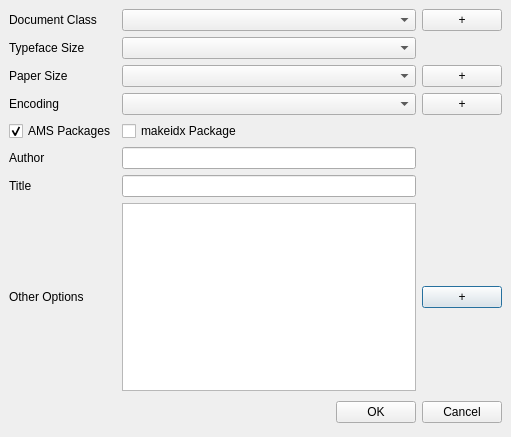
Above: quickdocumentdialog.ui from svn2github/texstudio-trunk before the change. Below: the same form after it.
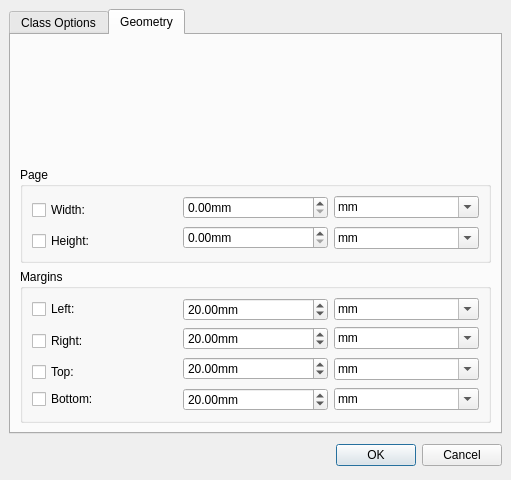
That is the form after the change.

Commit message: added options for  geometry package with graphical preview

Diff of the .ui file:
```diff
--- a/quickdocumentdialog.ui
+++ b/quickdocumentdialog.ui
@@ -1,12 +1,12 @@
 <ui version="4.0" >
  <class>QuickDocumentDialog</class>
- <widget class="QDialog" name="QuickDocumentDialog" >
-  <property name="geometry" >
+ <widget class="QDialog" name="QuickDocumentDialog">
+  <property name="geometry">
    <rect>
     <x>0</x>
     <y>0</y>
     <width>511</width>
-    <height>437</height>
+    <height>480</height>
    </rect>
   </property>
   <layout class="QGridLayout" >
@@ -16,195 +16,14 @@
    <property name="spacing" >
     <number>6</number>
    </property>
-   <item row="0" column="0" >
-    <layout class="QGridLayout" >
-     <property name="margin" >
-      <number>0</number>
-     </property>
-     <property name="spacing" >
+   <item row="1" column="0">
+    <layout class="QHBoxLayout">
+     <property name="spacing">
       <number>6</number>
      </property>
-     <item row="5" column="0" >
-      <widget class="QLabel" name="labelAuthor" >
-       <property name="sizePolicy" >
-        <sizepolicy>
-         <hsizetype>1</hsizetype>
-         <vsizetype>1</vsizetype>
-         <horstretch>0</horstretch>
-         <verstretch>0</verstretch>
-        </sizepolicy>
-       </property>
-       <property name="text" >
-        <string>Author</string>
-       </property>
-      </widget>
-     </item>
-     <item row="7" column="2" >
-      <widget class="QPushButton" name="pushButtonOptions" >
-       <property name="text" >
-        <string>+</string>
-       </property>
-      </widget>
-     </item>
-     <item row="2" column="1" >
-      <widget class="QComboBox" name="comboBoxPaper" />
-     </item>
-     <item row="0" column="0" >
-      <widget class="QLabel" name="labelClass" >
-       <property name="sizePolicy" >
-        <sizepolicy>
-         <hsizetype>1</hsizetype>
-         <vsizetype>1</vsizetype>
-         <horstretch>0</horstretch>
-         <verstretch>0</verstretch>
-        </sizepolicy>
-       </property>
-       <property name="text" >
-        <string>Document Class</string>
-       </property>
-      </widget>
-     </item>
-     <item row="5" column="1" >
-      <widget class="QLineEdit" name="lineEditAuthor" />
-     </item>
-     <item row="0" column="2" >
-      <widget class="QPushButton" name="pushButtonClass" >
-       <property name="text" >
-        <string>+</string>
-       </property>
-      </widget>
-     </item>
-     <item row="1" column="1" >
-      <widget class="QComboBox" name="comboBoxSize" />
-     </item>
-     <item row="6" column="0" >
-      <widget class="QLabel" name="labelTitle" >
-       <property name="sizePolicy" >
-        <sizepolicy>
-         <hsizetype>1</hsizetype>
-         <vsizetype>1</vsizetype>
-         <horstretch>0</horstretch>
-         <verstretch>0</verstretch>
-        </sizepolicy>
-       </property>
-       <property name="text" >
-        <string>Title</string>
-       </property>
-      </widget>
-     </item>
-     <item row="4" column="0" >
-      <widget class="QCheckBox" name="checkBoxAMS" >
-       <property name="text" >
-        <string>AMS Packages</string>
-       </property>
-       <property name="checked" >
-        <bool>true</bool>
-       </property>
-      </widget>
-     </item>
-     <item row="3" column="2" >
-      <widget class="QPushButton" name="pushButtonEncoding" >
-       <property name="text" >
-        <string>+</string>
-       </property>
-      </widget>
-     </item>
-     <item row="0" column="1" >
-      <widget class="QComboBox" name="comboBoxClass" />
-     </item>
-     <item row="1" column="0" >
-      <widget class="QLabel" name="labelSize" >
-       <property name="sizePolicy" >
-        <sizepolicy>
-         <hsizetype>1</hsizetype>
-         <vsizetype>1</vsizetype>
-         <horstretch>0</horstretch>
-         <verstretch>0</verstretch>
-        </sizepolicy>
-       </property>
-       <property name="text" >
-        <string>Typeface Size</string>
-       </property>
-      </widget>
-     </item>
-     <item row="6" column="1" >
-      <widget class="QLineEdit" name="lineEditTitle" />
-     </item>
-     <item row="2" column="0" >
-      <widget class="QLabel" name="labelPaper" >
-       <property name="sizePolicy" >
-        <sizepolicy>
-         <hsizetype>1</hsizetype>
-         <vsizetype>1</vsizetype>
-         <horstretch>0</horstretch>
-         <verstretch>0</verstretch>
-        </sizepolicy>
-       </property>
-       <property name="text" >
-        <string>Paper Size</string>
-       </property>
-      </widget>
-     </item>
-     <item row="7" column="0" >
-      <widget class="QLabel" name="labelOptions" >
-       <property name="sizePolicy" >
-        <sizepolicy>
-         <hsizetype>1</hsizetype>
-         <vsizetype>1</vsizetype>
-         <horstretch>0</horstretch>
-         <verstretch>0</verstretch>
-        </sizepolicy>
-       </property>
-       <property name="text" >
-        <string>Other Options</string>
-       </property>
-      </widget>
-     </item>
-     <item row="7" column="1" >
-      <widget class="QListWidget" name="listWidgetOptions" />
-     </item>
-     <item row="3" column="0" >
-      <widget class="QLabel" name="labelEncoding" >
-       <property name="sizePolicy" >
-        <sizepolicy>
-         <hsizetype>1</hsizetype>
-         <vsizetype>1</vsizetype>
-         <horstretch>0</horstretch>
-         <verstretch>0</verstretch>
-        </sizepolicy>
-       </property>
-       <property name="text" >
-        <string>Encoding</string>
-       </property>
-      </widget>
-     </item>
-     <item row="4" column="1" >
-      <widget class="QCheckBox" name="checkBoxIDX" >
-       <property name="text" >
-        <string>makeidx Package</string>
-       </property>
-      </widget>
-     </item>
-     <item row="3" column="1" >
-      <widget class="QComboBox" name="comboBoxEncoding" />
-     </item>
-     <item row="2" column="2" >
-      <widget class="QPushButton" name="pushButtonPaper" >
-       <property name="text" >
-        <string>+</string>
-       </property>
-      </widget>
-     </item>
-    </layout>
-   </item>
-   <item row="1" column="0" >
-    <layout class="QHBoxLayout" >
-     <property name="margin" >
+     <property name="margin">
       <number>0</number>
      </property>
-     <property name="spacing" >
-      <number>6</number>
-     </property>
      <item>
       <spacer>
        <property name="orientation" >
@@ -219,21 +38,573 @@
       </spacer>
      </item>
      <item>
-      <widget class="QPushButton" name="okButton" >
-       <property name="text" >
+      <widget class="QPushButton" name="okButton">
+       <property name="text">
         <string>OK</string>
        </property>
       </widget>
      </item>
      <item>
-      <widget class="QPushButton" name="cancelButton" >
-       <property name="text" >
+      <widget class="QPushButton" name="cancelButton">
+       <property name="text">
         <string>Cancel</string>
        </property>
       </widget>
      </item>
     </layout>
    </item>
+   <item row="0" column="0">
+    <widget class="QTabWidget" name="tabWidget">
+     <property name="currentIndex">
+      <number>1</number>
+     </property>
+     <widget class="QWidget" name="tab">
+      <attribute name="title">
+       <string>Class Options</string>
+      </attribute>
+      <layout class="QHBoxLayout" name="horizontalLayout">
+       <item>
+        <layout class="QGridLayout" name="_2">
+         <property name="margin">
+          <number>0</number>
+         </property>
+         <property name="spacing">
+          <number>6</number>
+         </property>
+         <item row="5" column="0">
+          <widget class="QLabel" name="labelAuthor">
+           <property name="sizePolicy">
+            <sizepolicy hsizetype="Minimum" vsizetype="Minimum">
+             <horstretch>0</horstretch>
+             <verstretch>0</verstretch>
+            </sizepolicy>
+           </property>
+           <property name="text">
+            <string>Author</string>
+           </property>
+          </widget>
+         </item>
+         <item row="7" column="2">
+          <widget class="QPushButton" name="pushButtonOptions">
+           <property name="text">
+            <string>+</string>
+           </property>
+          </widget>
+         </item>
+         <item row="2" column="1">
+          <widget class="QComboBox" name="comboBoxPaper"/>
+         </item>
+         <item row="0" column="0">
+          <widget class="QLabel" name="labelClass">
+           <property name="sizePolicy">
+            <sizepolicy hsizetype="Minimum" vsizetype="Minimum">
+             <horstretch>0</horstretch>
+             <verstretch>0</verstretch>
+            </sizepolicy>
+           </property>
+           <property name="text">
+            <string>Document Class</string>
+           </property>
+          </widget>
+         </item>
+         <item row="5" column="1">
+          <widget class="QLineEdit" name="lineEditAuthor"/>
+         </item>
+         <item row="0" column="2">
+          <widget class="QPushButton" name="pushButtonClass">
+           <property name="text">
+            <string>+</string>
+           </property>
+          </widget>
+         </item>
+         <item row="1" column="1">
+          <widget class="QComboBox" name="comboBoxSize"/>
+         </item>
+         <item row="6" column="0">
+          <widget class="QLabel" name="labelTitle">
+           <property name="sizePolicy">
+            <sizepolicy hsizetype="Minimum" vsizetype="Minimum">
+             <horstretch>0</horstretch>
+             <verstretch>0</verstretch>
+            </sizepolicy>
+           </property>
+           <property name="text">
+            <string>Title</string>
+           </property>
+          </widget>
+         </item>
+         <item row="4" column="0">
+          <widget class="QCheckBox" name="checkBoxAMS">
+           <property name="text">
+            <string>AMS Packages</string>
+           </property>
+           <property name="checked">
+            <bool>true</bool>
+           </property>
+          </widget>
+         </item>
+         <item row="3" column="2">
+          <widget class="QPushButton" name="pushButtonEncoding">
+           <property name="text">
+            <string>+</string>
+           </property>
+          </widget>
+         </item>
+         <item row="0" column="1">
+          <widget class="QComboBox" name="comboBoxClass"/>
+         </item>
+         <item row="1" column="0">
+          <widget class="QLabel" name="labelSize">
+           <property name="sizePolicy">
+            <sizepolicy hsizetype="Minimum" vsizetype="Minimum">
+             <horstretch>0</horstretch>
+             <verstretch>0</verstretch>
+            </sizepolicy>
+           </property>
+           <property name="text">
+            <string>Typeface Size</string>
+           </property>
+          </widget>
+         </item>
+         <item row="6" column="1">
+          <widget class="QLineEdit" name="lineEditTitle"/>
+         </item>
+         <item row="2" column="0">
+          <widget class="QLabel" name="labelPaper">
+           <property name="sizePolicy">
+            <sizepolicy hsizetype="Minimum" vsizetype="Minimum">
+             <horstretch>0</horstretch>
+             <verstretch>0</verstretch>
+            </sizepolicy>
+           </property>
+           <property name="text">
+            <string>Paper Size</string>
+           </property>
+          </widget>
+         </item>
+         <item row="7" column="0">
+          <widget class="QLabel" name="labelOptions">
+           <property name="sizePolicy">
+            <sizepolicy hsizetype="Minimum" vsizetype="Minimum">
+             <horstretch>0</horstretch>
+             <verstretch>0</verstretch>
+            </sizepolicy>
+           </property>
+           <property name="text">
+            <string>Other Options</string>
+           </property>
+          </widget>
+         </item>
+         <item row="7" column="1">
+          <widget class="QListWidget" name="listWidgetOptions"/>
+         </item>
+         <item row="3" column="0">
+          <widget class="QLabel" name="labelEncoding">
+           <property name="sizePolicy">
+            <sizepolicy hsizetype="Minimum" vsizetype="Minimum">
+             <horstretch>0</horstretch>
+             <verstretch>0</verstretch>
+            </sizepolicy>
+           </property>
+           <property name="text">
+            <string>Encoding</string>
+           </property>
+          </widget>
+         </item>
+         <item row="4" column="1">
+          <widget class="QCheckBox" name="checkBoxIDX">
+           <property name="text">
+            <string>makeidx Package</string>
+           </property>
+          </widget>
+         </item>
+         <item row="3" column="1">
+          <widget class="QComboBox" name="comboBoxEncoding"/>
+         </item>
+         <item row="2" column="2">
+          <widget class="QPushButton" name="pushButtonPaper">
+           <property name="text">
+            <string>+</string>
+           </property>
+          </widget>
+         </item>
+        </layout>
+       </item>
+      </layout>
+     </widget>
+     <widget class="QWidget" name="tabGeometry">
+      <attribute name="title">
+       <string>Geometry</string>
+      </attribute>
+      <layout class="QVBoxLayout" name="verticalLayout">
+       <item>
+        <widget class="QLabel" name="geometryPreviewLabel">
+         <property name="sizePolicy">
+          <sizepolicy hsizetype="Preferred" vsizetype="MinimumExpanding">
+           <horstretch>0</horstretch>
+           <verstretch>0</verstretch>
+          </sizepolicy>
+         </property>
+         <property name="minimumSize">
+          <size>
+           <width>0</width>
+           <height>93</height>
+          </size>
+         </property>
+         <property name="text">
+          <string/>
+         </property>
+         <property name="alignment">
+          <set>Qt::AlignCenter</set>
+         </property>
+        </widget>
+       </item>
+       <item>
+        <widget class="QGroupBox" name="groupBox">
+         <property name="title">
+          <string>Page</string>
+         </property>
+         <layout class="QGridLayout" name="gridLayout">
+          <item row="0" column="0" rowspan="2">
+           <widget class="QCheckBox" name="checkBoxGeometryPageWidth">
+            <property name="text">
+             <string>Width:</string>
+            </property>
+           </widget>
+          </item>
+          <item row="0" column="1">
+           <widget class="QDoubleSpinBox" name="spinBoxGeometryPageWidth">
+            <property name="locale">
+             <locale language="English" country="UnitedStates"/>
+            </property>
+            <property name="suffix">
+             <string>mm</string>
+            </property>
+            <property name="maximum">
+             <double>99999.990000000005239</double>
+            </property>
+           </widget>
+          </item>
+          <item row="0" column="2">
+           <widget class="QComboBox" name="spinBoxUnitGeometryPageWidth">
+            <property name="editable">
+             <bool>true</bool>
+            </property>
+            <item>
+             <property name="text">
+              <string>mm</string>
+             </property>
+            </item>
+            <item>
+             <property name="text">
+              <string>cm</string>
+             </property>
+            </item>
+            <item>
+             <property name="text">
+              <string>pt</string>
+             </property>
+            </item>
+            <item>
+             <property name="text">
+              <string>bp</string>
+             </property>
+            </item>
+            <item>
+             <property name="text">
+              <string>in</string>
+             </property>
+            </item>
+           </widget>
+          </item>
+          <item row="1" column="2" rowspan="2">
+           <widget class="QComboBox" name="spinBoxUnitGeometryPageHeight">
+            <property name="editable">
+             <bool>true</bool>
+            </property>
+            <item>
+             <property name="text">
+              <string>mm</string>
+             </property>
+            </item>
+            <item>
+             <property name="text">
+              <string>cm</string>
+             </property>
+            </item>
+            <item>
+             <property name="text">
+              <string>pt</string>
+             </property>
+            </item>
+            <item>
+             <property name="text">
+              <string>bp</string>
+             </property>
+            </item>
+            <item>
+             <property name="text">
+              <string>in</string>
+             </property>
+            </item>
+           </widget>
+          </item>
+          <item row="1" column="1" rowspan="2">
+           <widget class="QDoubleSpinBox" name="spinBoxGeometryPageHeight">
+            <property name="locale">
+             <locale language="English" country="UnitedStates"/>
+            </property>
+            <property name="suffix">
+             <string>mm</string>
+            </property>
+            <property name="maximum">
+             <double>99999.990000000005239</double>
+            </property>
+           </widget>
+          </item>
+          <item row="2" column="0">
+           <widget class="QCheckBox" name="checkBoxGeometryPageHeight">
+            <property name="text">
+             <string>Height:</string>
+            </property>
+           </widget>
+          </item>
+         </layout>
+        </widget>
+       </item>
+       <item>
+        <widget class="QGroupBox" name="groupBox_2">
+         <property name="title">
+          <string>Margins</string>
+         </property>
+         <layout class="QGridLayout" name="gridLayout_2">
+          <item row="0" column="0">
+           <widget class="QCheckBox" name="checkBoxGeometryMarginLeft">
+            <property name="text">
+             <string>Left:</string>
+            </property>
+           </widget>
+          </item>
+          <item row="0" column="1">
+           <widget class="QDoubleSpinBox" name="spinBoxGeometryMarginLeft">
+            <property name="locale">
+             <locale language="English" country="UnitedStates"/>
+            </property>
+            <property name="suffix">
+             <string>mm</string>
+            </property>
+            <property name="maximum">
+             <double>99999.990000000005239</double>
+            </property>
+            <property name="value">
+             <double>20.000000000000000</double>
+            </property>
+           </widget>
+          </item>
+          <item row="0" column="2">
+           <widget class="QComboBox" name="spinBoxUnitGeometryMarginLeft">
+            <property name="editable">
+             <bool>true</bool>
+            </property>
+            <item>
+             <property name="text">
+              <string>mm</string>
+             </property>
+            </item>
+            <item>
+             <property name="text">
+              <string>cm</string>
+             </property>
+            </item>
+            <item>
+             <property name="text">
+              <string>pt</string>
+             </property>
+            </item>
+            <item>
+             <property name="text">
+              <string>bp</string>
+             </property>
+            </item>
+            <item>
+             <property name="text">
+              <string>in</string>
+             </property>
+            </item>
+           </widget>
+          </item>
+          <item row="1" column="0" rowspan="2">
+           <widget class="QCheckBox" name="checkBoxGeometryMarginRight">
+            <property name="text">
+             <string>Right:</string>
+            </property>
+           </widget>
+          </item>
+          <item row="1" column="1">
+           <widget class="QDoubleSpinBox" name="spinBoxGeometryMarginRight">
+            <property name="locale">
+             <locale language="English" country="UnitedStates"/>
+            </property>
+            <property name="suffix">
+             <string>mm</string>
+            </property>
+            <property name="maximum">
+             <double>99999.990000000005239</double>
+            </property>
+            <property name="value">
+             <double>20.000000000000000</double>
+            </property>
+           </widget>
+          </item>
+          <item row="1" column="2">
+           <widget class="QComboBox" name="spinBoxUnitGeometryMarginRight">
+            <property name="editable">
+             <bool>true</bool>
+            </property>
+            <item>
+             <property name="text">
+              <string>mm</string>
+             </property>
+            </item>
+            <item>
+             <property name="text">
+              <string>cm</string>
+             </property>
+            </item>
+            <item>
+             <property name="text">
+              <string>pt</string>
+             </property>
+            </item>
+            <item>
+             <property name="text">
+              <string>bp</string>
+             </property>
+            </item>
+            <item>
+             <property name="text">
+              <string>in</string>
+             </property>
+            </item>
+           </widget>
+          </item>
+          <item row="2" column="1" rowspan="2">
+           <widget class="QDoubleSpinBox" name="spinBoxGeometryMarginTop">
+            <property name="locale">
+             <locale language="English" country="UnitedStates"/>
+            </property>
+            <property name="suffix">
+             <string>mm</string>
+            </property>
+            <property name="maximum">
+             <double>99999.990000000005239</double>
+            </property>
+            <property name="value">
+             <double>20.000000000000000</double>
+            </property>
+           </widget>
+          </item>
+          <item row="2" column="2" rowspan="2">
+           <widget class="QComboBox" name="spinBoxUnitGeometryMarginTop">
+            <property name="editable">
+             <bool>true</bool>
+            </property>
+            <item>
+             <property name="text">
+              <string>mm</string>
+             </property>
+            </item>
+            <item>
+             <property name="text">
+              <string>cm</string>
+             </property>
+            </item>
+            <item>
+             <property name="text">
+              <string>pt</string>
+             </property>
+            </item>
+            <item>
+             <property name="text">
+              <string>bp</string>
+             </property>
+            </item>
+            <item>
+             <property name="text">
+              <string>in</string>
+             </property>
+            </item>
+           </widget>
+          </item>
+          <item row="3" column="0">
+           <widget class="QCheckBox" name="checkBoxGeometryMarginTop">
+            <property name="text">
+             <string>Top:</string>
+            </property>
+           </widget>
+          </item>
+          <item row="4" column="0">
+           <widget class="QCheckBox" name="checkBoxGeometryMarginBottom">
+            <property name="text">
+             <string>Bottom:</string>
+            </property>
+           </widget>
+          </item>
+          <item row="4" column="1">
+           <widget class="QDoubleSpinBox" name="spinBoxGeometryMarginBottom">
+            <property name="locale">
+             <locale language="English" country="UnitedStates"/>
+            </property>
+            <property name="suffix">
+             <string>mm</string>
+            </property>
+            <property name="maximum">
+             <double>99999.990000000005239</double>
+            </property>
+            <property name="value">
+             <double>20.000000000000000</double>
+            </property>
+           </widget>
+          </item>
+          <item row="4" column="2">
+           <widget class="QComboBox" name="spinBoxUnitGeometryMarginBottom">
+            <property name="editable">
+             <bool>true</bool>
+            </property>
+            <item>
+             <property name="text">
+              <string>mm</string>
+             </property>
+            </item>
+            <item>
+             <property name="text">
+              <string>cm</string>
+             </property>
+            </item>
+            <item>
+             <property name="text">
+              <string>pt</string>
+             </property>
+            </item>
+            <item>
+             <property name="text">
+              <string>bp</string>
+             </property>
+            </item>
+            <item>
+             <property name="text">
+              <string>in</string>
+             </property>
+            </item>
+           </widget>
+          </item>
+         </layout>
+        </widget>
+       </item>
+      </layout>
+     </widget>
+    </widget>
+   </item>
   </layout>
  </widget>
  <tabstops>
```
Left out of the diff: 234 changed lines with no effect on the pictures. The commit also changes 3 other files.
